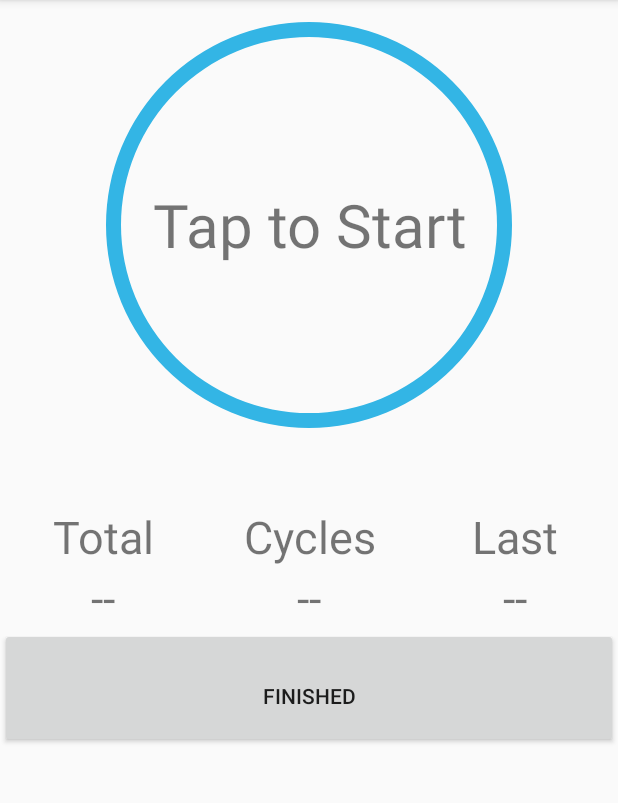
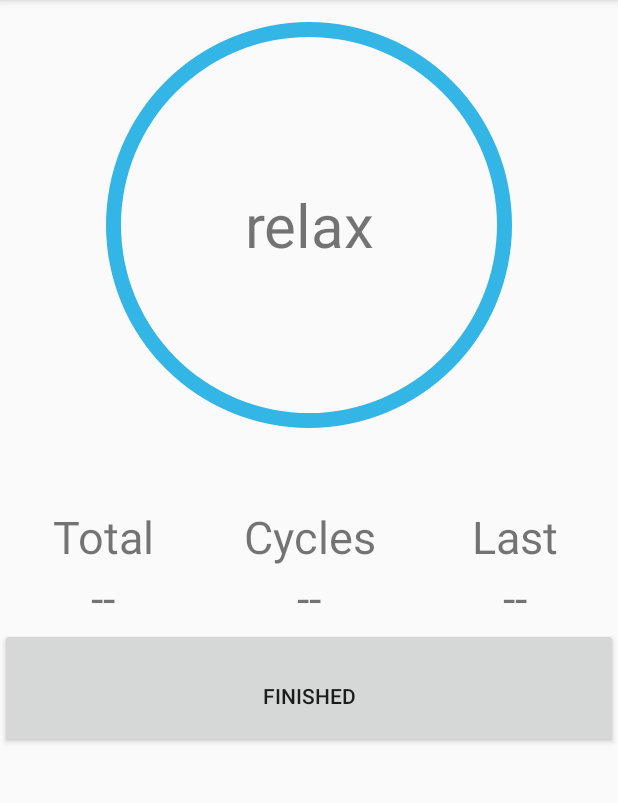
Before and after one commit to alextabo/BreathingTimer, an Android app: the screen it shows after launch (MainActivity), on a phone screen of 412 x 824 dp, the part 84-887 px from its top. Run offline under Robolectric (Android 15) with nearby library versions, the phone set to English and light mode, and no system bars.

Commit message:
Update strings.xml

```diff
--- a/app/src/main/res/values/strings.xml
+++ b/app/src/main/res/values/strings.xml
@@ -2,8 +2,8 @@
     <string name="app_name">Breathing Timer</string>
     <string name="action_settings">Settings</string>
     <string name="action_about">About</string>
-    <string name="initTip"> </string>
-    <string name="initTime">Tap to Start</string>
+    <string name="initTip">Tap to start</string>
+    <string name="initTime">relax</string>
     <string name="blank">--</string>
     <string name="lastCycle">Last</string>
     <string name="finishedButton">Finished</string>
```
